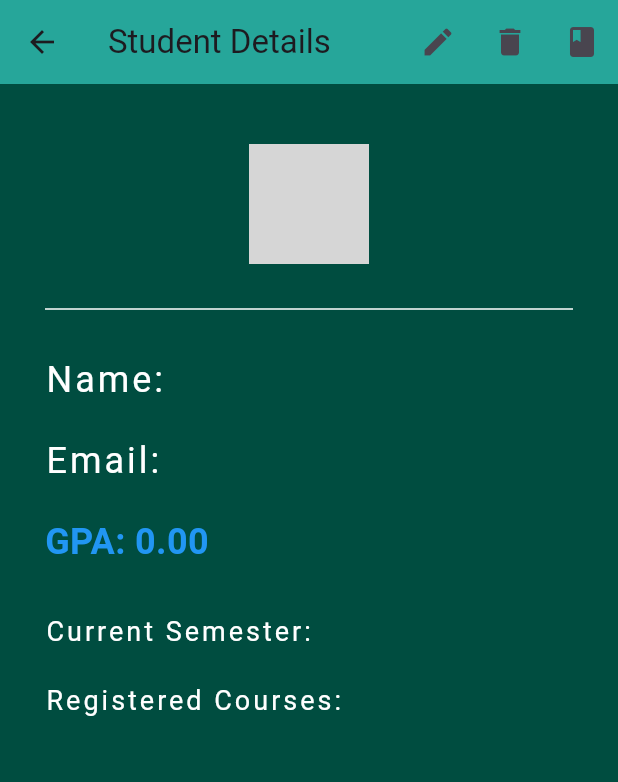
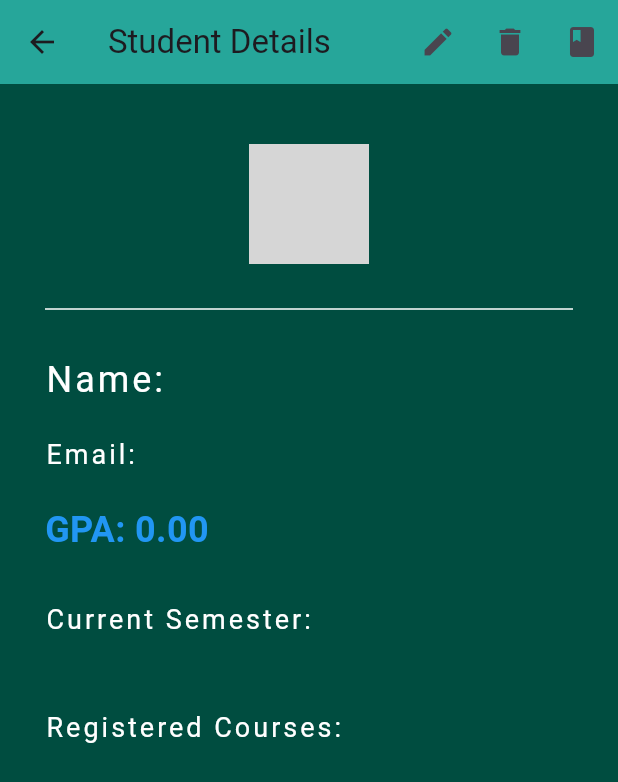
Before and after one commit to ElioAzzi12/elio_azzi_62030137_project_2, a Flutter app: the StudentDetailPage screen opened directly with empty values, on a phone screen of 412 x 824 dp. Shown: the top 782 px of the screen. Run offline on Flutter 3.47's test engine with Material 3 defaults, Android fonts, the light colour scheme and no system bars; network calls fail; grey boxes are pictures that could not be loaded.

Commit message:
Small change to detail colours

```diff
--- a/lib/student_details.dart
+++ b/lib/student_details.dart
@@ -182,7 +182,7 @@ class _StudentDetailPageState extends State<StudentDetailPage> {
                 style: TextStyle(
                   color: Colors.white,
                   letterSpacing: 2,
-                  fontSize: 24,
+                  fontSize: 18,
                 ),
               ),
               SizedBox(height: 20),
@@ -205,9 +205,17 @@ class _StudentDetailPageState extends State<StudentDetailPage> {
               ),
               SizedBox(height: 30),
               Text(
-                'Current Semester: ${widget.student.currentSemester}',
+                'Current Semester:',
                 style: TextStyle(
                   color: Colors.white,
+                  letterSpacing: 2,
+                  fontSize: 18,
+                ),
+              ),
+              Text(
+                widget.student.currentSemester,
+                style: TextStyle(
+                  color: Colors.yellow,
                   letterSpacing: 2,
                   fontSize: 18,
                 ),
```
